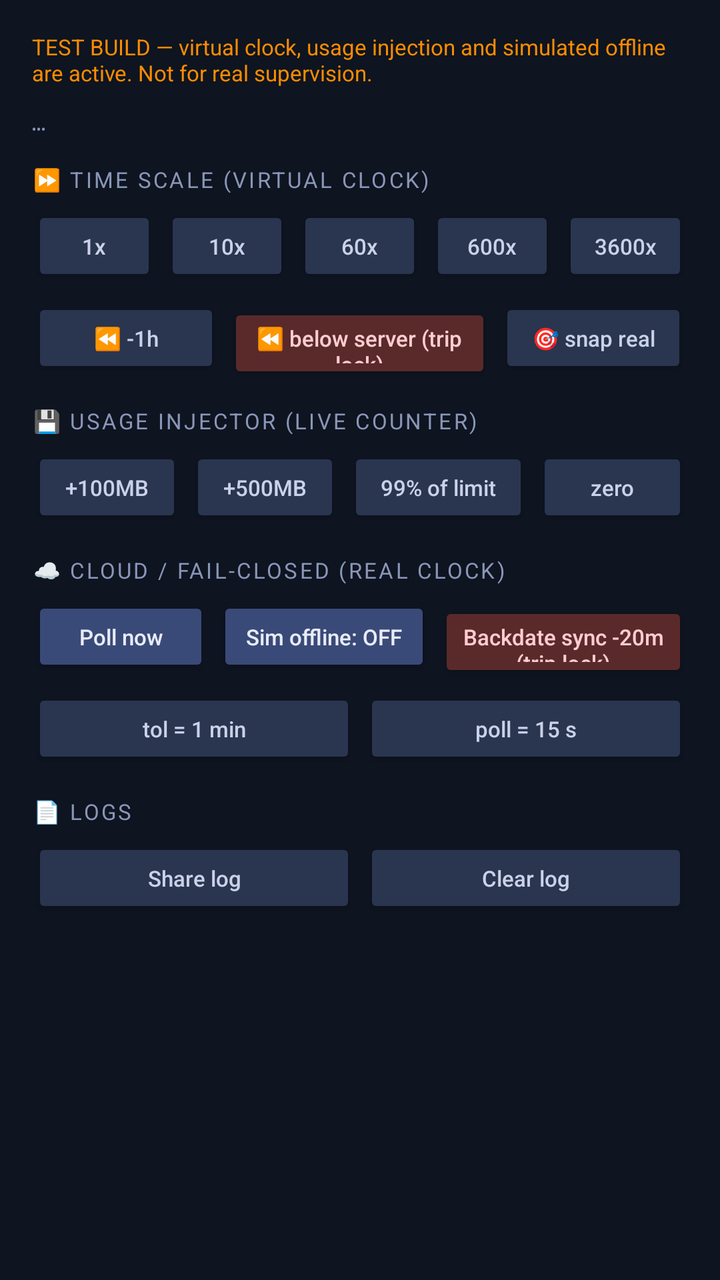
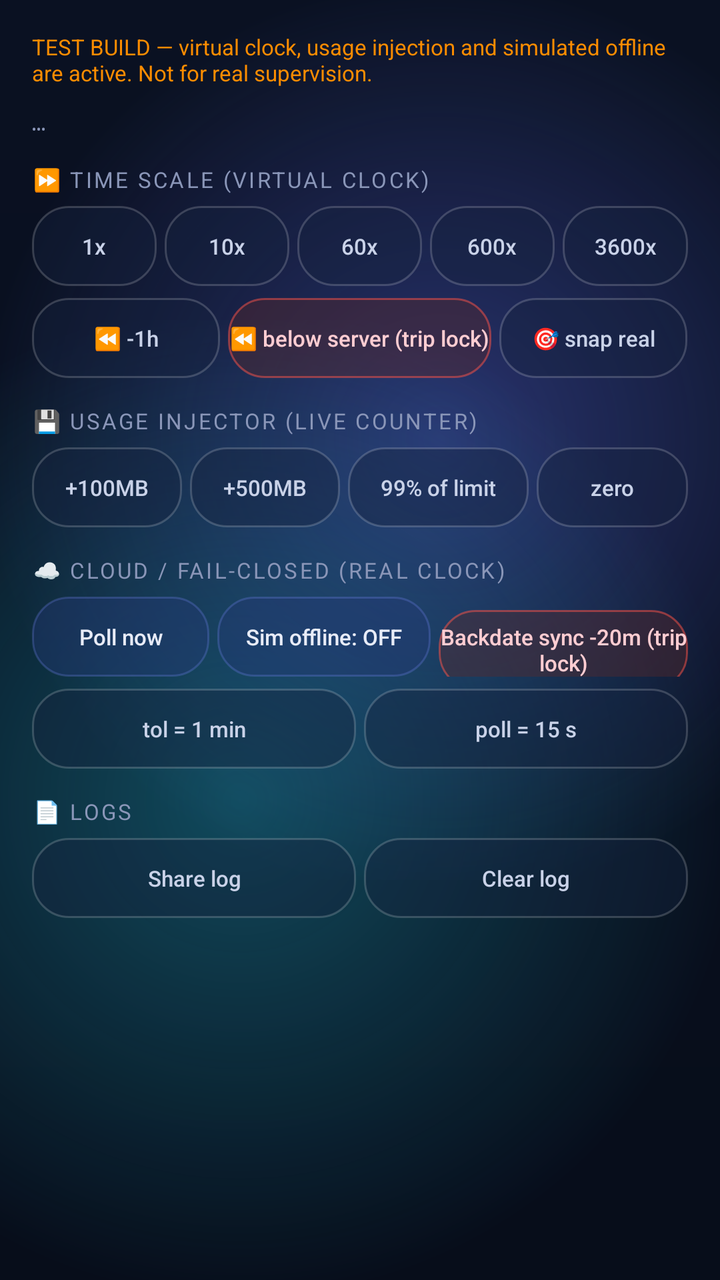

Two renders of the same Android screen: before a commit and after it. Below are the layout's source before the change and the commit's diff.
<!-- AndroidManifest.xml: application theme Theme.DataGuard -->
<!-- res/layout/dialog_test.xml -->
<?xml version="1.0" encoding="utf-8"?>
<ScrollView xmlns:android="http://schemas.android.com/apk/res/android"
    android:layout_width="match_parent"
    android:layout_height="wrap_content"
    android:background="#0E1420">

    <LinearLayout
        android:orientation="vertical"
        android:padding="16dp"
        android:layout_width="match_parent"
        android:layout_height="wrap_content">

        <TextView
            android:layout_width="match_parent"
            android:layout_height="wrap_content"
            android:textSize="11sp"
            android:textColor="#FB8C00"
            android:text="TEST BUILD — virtual clock, usage injection and simulated offline are active. Not for real supervision."/>

        <TextView
            android:id="@+id/tvTestState"
            android:layout_width="match_parent"
            android:layout_height="wrap_content"
            android:layout_marginTop="10dp"
            android:typeface="monospace"
            android:textSize="11sp"
            android:lineSpacingExtra="2dp"
            android:textColor="#8A96B8"
            android:text="…"/>

        
        <TextView
            android:layout_width="wrap_content"
            android:layout_height="wrap_content"
            android:layout_marginTop="14dp"
            android:textSize="11sp"
            android:letterSpacing="0.1"
            android:textAllCaps="true"
            android:textColor="#8A96B8"
            android:text="⏩ Time scale (virtual clock)"/>

        <LinearLayout
            android:orientation="horizontal"
            android:layout_marginTop="6dp"
            android:layout_width="match_parent"
            android:layout_height="wrap_content">

            <Button android:id="@+id/btnTs1" android:layout_width="0dp" android:layout_weight="1"
                android:layout_height="40dp" android:layout_marginEnd="4dp"
                android:backgroundTint="#2A3550" android:textColor="#C9D2E8"
                android:textSize="11sp" android:textAllCaps="false" android:text="1x"/>
            <Button android:id="@+id/btnTs10" android:layout_width="0dp" android:layout_weight="1"
                android:layout_height="40dp" android:layout_marginEnd="4dp"
                android:backgroundTint="#2A3550" android:textColor="#C9D2E8"
                android:textSize="11sp" android:textAllCaps="false" android:text="10x"/>
            <Button android:id="@+id/btnTs60" android:layout_width="0dp" android:layout_weight="1"
                android:layout_height="40dp" android:layout_marginEnd="4dp"
                android:backgroundTint="#2A3550" android:textColor="#C9D2E8"
                android:textSize="11sp" android:textAllCaps="false" android:text="60x"/>
            <Button android:id="@+id/btnTs600" android:layout_width="0dp" android:layout_weight="1"
                android:layout_height="40dp" android:layout_marginEnd="4dp"
                android:backgroundTint="#2A3550" android:textColor="#C9D2E8"
                android:textSize="11sp" android:textAllCaps="false" android:text="600x"/>
            <Button android:id="@+id/btnTs3600" android:layout_width="0dp" android:layout_weight="1"
                android:layout_height="40dp"
                android:backgroundTint="#2A3550" android:textColor="#C9D2E8"
                android:textSize="11sp" android:textAllCaps="false" android:text="3600x"/>
        </LinearLayout>

        <LinearLayout
            android:orientation="horizontal"
            android:layout_marginTop="6dp"
            android:layout_width="match_parent"
            android:layout_height="wrap_content">

            <Button android:id="@+id/btnJumpBack1h" android:layout_width="0dp" android:layout_weight="1"
                android:layout_height="40dp" android:layout_marginEnd="4dp"
                android:backgroundTint="#2A3550" android:textColor="#C9D2E8"
                android:textSize="11sp" android:textAllCaps="false" android:text="⏪ -1h"/>
            <Button android:id="@+id/btnRollbackServer" android:layout_width="0dp" android:layout_weight="1.4"
                android:layout_height="40dp" android:layout_marginEnd="4dp"
                android:backgroundTint="#5A2A2A" android:textColor="#FFCDD2"
                android:textSize="11sp" android:textAllCaps="false" android:text="⏪ below server (trip lock)"/>
            <Button android:id="@+id/btnTsSnap" android:layout_width="0dp" android:layout_weight="1"
                android:layout_height="40dp"
                android:backgroundTint="#2A3550" android:textColor="#C9D2E8"
                android:textSize="11sp" android:textAllCaps="false" android:text="🎯 snap real"/>
        </LinearLayout>

        
        <TextView
            android:layout_width="wrap_content"
            android:layout_height="wrap_content"
            android:layout_marginTop="14dp"
            android:textSize="11sp"
            android:letterSpacing="0.1"
            android:textAllCaps="true"
            android:textColor="#8A96B8"
            android:text="💾 Usage injector (live counter)"/>

        <LinearLayout
            android:orientation="horizontal"
            android:layout_marginTop="6dp"
            android:layout_width="match_parent"
            android:layout_height="wrap_content">

            <Button android:id="@+id/btnAdd100" android:layout_width="0dp" android:layout_weight="1"
                android:layout_height="40dp" android:layout_marginEnd="4dp"
                android:backgroundTint="#2A3550" android:textColor="#C9D2E8"
                android:textSize="11sp" android:textAllCaps="false" android:text="+100MB"/>
            <Button android:id="@+id/btnAdd500" android:layout_width="0dp" android:layout_weight="1"
                android:layout_height="40dp" android:layout_marginEnd="4dp"
                android:backgroundTint="#2A3550" android:textColor="#C9D2E8"
                android:textSize="11sp" android:textAllCaps="false" android:text="+500MB"/>
            <Button android:id="@+id/btnNearLimit" android:layout_width="0dp" android:layout_weight="1.2"
                android:layout_height="40dp" android:layout_marginEnd="4dp"
                android:backgroundTint="#2A3550" android:textColor="#C9D2E8"
                android:textSize="11sp" android:textAllCaps="false" android:text="99% of limit"/>
            <Button android:id="@+id/btnUsage0" android:layout_width="0dp" android:layout_weight="1"
                android:layout_height="40dp"
                android:backgroundTint="#2A3550" android:textColor="#C9D2E8"
                android:textSize="11sp" android:textAllCaps="false" android:text="zero"/>
        </LinearLayout>

        
        <TextView
            android:layout_width="wrap_content"
            android:layout_height="wrap_content"
            android:layout_marginTop="14dp"
            android:textSize="11sp"
            android:letterSpacing="0.1"
            android:textAllCaps="true"
            android:textColor="#8A96B8"
            android:text="☁ Cloud / fail-closed (real clock)"/>

        <LinearLayout
            android:orientation="horizontal"
            android:layout_marginTop="6dp"
            android:layout_width="match_parent"
            android:layout_height="wrap_content">

            <Button android:id="@+id/btnForcePoll" android:layout_width="0dp" android:layout_weight="1"
                android:layout_height="40dp" android:layout_marginEnd="4dp"
                android:backgroundTint="#3A4A78" android:textColor="#E8ECF8"
                android:textSize="11sp" android:textAllCaps="false" android:text="Poll now"/>
            <Button android:id="@+id/btnSimOffline" android:layout_width="0dp" android:layout_weight="1.2"
                android:layout_height="40dp" android:layout_marginEnd="4dp"
                android:backgroundTint="#3A4A78" android:textColor="#E8ECF8"
                android:textSize="11sp" android:textAllCaps="false" android:text="Sim offline: OFF"/>
            <Button android:id="@+id/btnBackdate" android:layout_width="0dp" android:layout_weight="1.4"
                android:layout_height="40dp"
                android:backgroundTint="#5A2A2A" android:textColor="#FFCDD2"
                android:textSize="11sp" android:textAllCaps="false" android:text="Backdate sync -20m (trip lock)"/>
        </LinearLayout>

        <LinearLayout
            android:orientation="horizontal"
            android:layout_marginTop="6dp"
            android:layout_width="match_parent"
            android:layout_height="wrap_content">

            <Button android:id="@+id/btnTol1" android:layout_width="0dp" android:layout_weight="1"
                android:layout_height="40dp" android:layout_marginEnd="4dp"
                android:backgroundTint="#2A3550" android:textColor="#C9D2E8"
                android:textSize="11sp" android:textAllCaps="false" android:text="tol = 1 min"/>
            <Button android:id="@+id/btnPoll15" android:layout_width="0dp" android:layout_weight="1"
                android:layout_height="40dp"
                android:backgroundTint="#2A3550" android:textColor="#C9D2E8"
                android:textSize="11sp" android:textAllCaps="false" android:text="poll = 15 s"/>
        </LinearLayout>

        
        <TextView
            android:layout_width="wrap_content"
            android:layout_height="wrap_content"
            android:layout_marginTop="14dp"
            android:textSize="11sp"
            android:letterSpacing="0.1"
            android:textAllCaps="true"
            android:textColor="#8A96B8"
            android:text="📄 Logs"/>

        <LinearLayout
            android:orientation="horizontal"
            android:layout_marginTop="6dp"
            android:layout_width="match_parent"
            android:layout_height="wrap_content">

            <Button android:id="@+id/btnShareLog" android:layout_width="0dp" android:layout_weight="1"
                android:layout_height="40dp" android:layout_marginEnd="4dp"
                android:backgroundTint="#2A3550" android:textColor="#C9D2E8"
                android:textSize="11sp" android:textAllCaps="false" android:text="Share log"/>
            <Button android:id="@+id/btnClearLog" android:layout_width="0dp" android:layout_weight="1"
                android:layout_height="40dp"
                android:backgroundTint="#2A3550" android:textColor="#C9D2E8"
                android:textSize="11sp" android:textAllCaps="false" android:text="Clear log"/>
        </LinearLayout>
    </LinearLayout>
</ScrollView>
<!-- resources referenced by this layout -->
<resources>
  <style name="Theme.DataGuard" parent="Theme.AppCompat.DayNight.NoActionBar" />
</resources>

<!-- the commit's change to res/layout/dialog_test.xml (unified diff, before → after) -->
@@ -1,8 +1,7 @@
 <?xml version="1.0" encoding="utf-8"?>
 <ScrollView xmlns:android="http://schemas.android.com/apk/res/android"
     android:layout_width="match_parent"
-    android:layout_height="wrap_content"
-    android:background="#0E1420">
+    android:layout_height="wrap_content">
 
     <LinearLayout
         android:orientation="vertical"
@@ -14,7 +13,7 @@
             android:layout_width="match_parent"
             android:layout_height="wrap_content"
             android:textSize="11sp"
-            android:textColor="#FB8C00"
+            android:textColor="#FFFB8C00"
             android:text="TEST BUILD — virtual clock, usage injection and simulated offline are active. Not for real supervision."/>
 
         <TextView
@@ -25,7 +24,7 @@
             android:typeface="monospace"
             android:textSize="11sp"
             android:lineSpacingExtra="2dp"
-            android:textColor="#8A96B8"
+            android:textColor="@color/g_txt2"
             android:text="…"/>
 
         
@@ -36,7 +35,7 @@
             android:textSize="11sp"
             android:letterSpacing="0.1"
             android:textAllCaps="true"
-            android:textColor="#8A96B8"
+            android:textColor="@color/g_txt2"
             android:text="⏩ Time scale (virtual clock)"/>
 
         <LinearLayout
@@ -47,23 +46,23 @@
 
             <Button android:id="@+id/btnTs1" android:layout_width="0dp" android:layout_weight="1"
                 android:layout_height="40dp" android:layout_marginEnd="4dp"
-                android:backgroundTint="#2A3550" android:textColor="#C9D2E8"
+                android:background="@drawable/btn_glass" android:textColor="#FFC9D2E8"
                 android:textSize="11sp" android:textAllCaps="false" android:text="1x"/>
             <Button android:id="@+id/btnTs10" android:layout_width="0dp" android:layout_weight="1"
                 android:layout_height="40dp" android:layout_marginEnd="4dp"
-                android:backgroundTint="#2A3550" android:textColor="#C9D2E8"
+                android:background="@drawable/btn_glass" android:textColor="#FFC9D2E8"
                 android:textSize="11sp" android:textAllCaps="false" android:text="10x"/>
             <Button android:id="@+id/btnTs60" android:layout_width="0dp" android:layout_weight="1"
                 android:layout_height="40dp" android:layout_marginEnd="4dp"
-                android:backgroundTint="#2A3550" android:textColor="#C9D2E8"
+                android:background="@drawable/btn_glass" android:textColor="#FFC9D2E8"
                 android:textSize="11sp" android:textAllCaps="false" android:text="60x"/>
             <Button android:id="@+id/btnTs600" android:layout_width="0dp" android:layout_weight="1"
                 android:layout_height="40dp" android:layout_marginEnd="4dp"
-                android:backgroundTint="#2A3550" android:textColor="#C9D2E8"
+                android:background="@drawable/btn_glass" android:textColor="#FFC9D2E8"
                 android:textSize="11sp" android:textAllCaps="false" android:text="600x"/>
             <Button android:id="@+id/btnTs3600" android:layout_width="0dp" android:layout_weight="1"
                 android:layout_height="40dp"
-                android:backgroundTint="#2A3550" android:textColor="#C9D2E8"
+                android:background="@drawable/btn_glass" android:textColor="#FFC9D2E8"
                 android:textSize="11sp" android:textAllCaps="false" android:text="3600x"/>
         </LinearLayout>
 
@@ -75,15 +74,15 @@
 
             <Button android:id="@+id/btnJumpBack1h" android:layout_width="0dp" android:layout_weight="1"
                 android:layout_height="40dp" android:layout_marginEnd="4dp"
-                android:backgroundTint="#2A3550" android:textColor="#C9D2E8"
+                android:background="@drawable/btn_glass" android:textColor="#FFC9D2E8"
                 android:textSize="11sp" android:textAllCaps="false" android:text="⏪ -1h"/>
             <Button android:id="@+id/btnRollbackServer" android:layout_width="0dp" android:layout_weight="1.4"
                 android:layout_height="40dp" android:layout_marginEnd="4dp"
-                android:backgroundTint="#5A2A2A" android:textColor="#FFCDD2"
+                android:background="@drawable/btn_danger" android:textColor="#FFFFCDD2"
                 android:textSize="11sp" android:textAllCaps="false" android:text="⏪ below server (trip lock)"/>
             <Button android:id="@+id/btnTsSnap" android:layout_width="0dp" android:layout_weight="1"
                 android:layout_height="40dp"
-                android:backgroundTint="#2A3550" android:textColor="#C9D2E8"
+                android:background="@drawable/btn_glass" android:textColor="#FFC9D2E8"
                 android:textSize="11sp" android:textAllCaps="false" android:text="🎯 snap real"/>
         </LinearLayout>
 
@@ -95,7 +94,7 @@
             android:textSize="11sp"
             android:letterSpacing="0.1"
             android:textAllCaps="true"
-            android:textColor="#8A96B8"
+            android:textColor="@color/g_txt2"
             android:text="💾 Usage injector (live counter)"/>
 
         <LinearLayout
@@ -106,19 +105,19 @@
 
             <Button android:id="@+id/btnAdd100" android:layout_width="0dp" android:layout_weight="1"
                 android:layout_height="40dp" android:layout_marginEnd="4dp"
-                android:backgroundTint="#2A3550" android:textColor="#C9D2E8"
+                android:background="@drawable/btn_glass" android:textColor="#FFC9D2E8"
                 android:textSize="11sp" android:textAllCaps="false" android:text="+100MB"/>
             <Button android:id="@+id/btnAdd500" android:layout_width="0dp" android:layout_weight="1"
                 android:layout_height="40dp" android:layout_marginEnd="4dp"
-                android:backgroundTint="#2A3550" android:textColor="#C9D2E8"
+                android:background="@drawable/btn_glass" android:textColor="#FFC9D2E8"
                 android:textSize="11sp" android:textAllCaps="false" android:text="+500MB"/>
             <Button android:id="@+id/btnNearLimit" android:layout_width="0dp" android:layout_weight="1.2"
                 android:layout_height="40dp" android:layout_marginEnd="4dp"
-                android:backgroundTint="#2A3550" android:textColor="#C9D2E8"
+                android:background="@drawable/btn_glass" android:textColor="#FFC9D2E8"
                 android:textSize="11sp" android:textAllCaps="false" android:text="99% of limit"/>
             <Button android:id="@+id/btnUsage0" android:layout_width="0dp" android:layout_weight="1"
                 android:layout_height="40dp"
-                android:backgroundTint="#2A3550" android:textColor="#C9D2E8"
+                android:background="@drawable/btn_glass" android:textColor="#FFC9D2E8"
                 android:textSize="11sp" android:textAllCaps="false" android:text="zero"/>
         </LinearLayout>
 
@@ -130,7 +129,7 @@
             android:textSize="11sp"
             android:letterSpacing="0.1"
             android:textAllCaps="true"
-            android:textColor="#8A96B8"
+            android:textColor="@color/g_txt2"
             android:text="☁ Cloud / fail-closed (real clock)"/>
 
         <LinearLayout
@@ -141,15 +140,15 @@
 
             <Button android:id="@+id/btnForcePoll" android:layout_width="0dp" android:layout_weight="1"
                 android:layout_height="40dp" android:layout_marginEnd="4dp"
-                android:backgroundTint="#3A4A78" android:textColor="#E8ECF8"
+                android:background="@drawable/btn_cloud" android:textColor="@color/g_txt"
                 android:textSize="11sp" android:textAllCaps="false" android:text="Poll now"/>
             <Button android:id="@+id/btnSimOffline" android:layout_width="0dp" android:layout_weight="1.2"
                 android:layout_height="40dp" android:layout_marginEnd="4dp"
-                android:backgroundTint="#3A4A78" android:textColor="#E8ECF8"
+                android:background="@drawable/btn_cloud" android:textColor="@color/g_txt"
                 android:textSize="11sp" android:textAllCaps="false" android:text="Sim offline: OFF"/>
             <Button android:id="@+id/btnBackdate" android:layout_width="0dp" android:layout_weight="1.4"
                 android:layout_height="40dp"
-                android:backgroundTint="#5A2A2A" android:textColor="#FFCDD2"
+                android:background="@drawable/btn_danger" android:textColor="#FFFFCDD2"
                 android:textSize="11sp" android:textAllCaps="false" android:text="Backdate sync -20m (trip lock)"/>
         </LinearLayout>
 
@@ -161,11 +160,11 @@
 
             <Button android:id="@+id/btnTol1" android:layout_width="0dp" android:layout_weight="1"
                 android:layout_height="40dp" android:layout_marginEnd="4dp"
-                android:backgroundTint="#2A3550" android:textColor="#C9D2E8"
+                android:background="@drawable/btn_glass" android:textColor="#FFC9D2E8"
                 android:textSize="11sp" android:textAllCaps="false" android:text="tol = 1 min"/>
             <Button android:id="@+id/btnPoll15" android:layout_width="0dp" android:layout_weight="1"
                 android:layout_height="40dp"
-                android:backgroundTint="#2A3550" android:textColor="#C9D2E8"
+                android:background="@drawable/btn_glass" android:textColor="#FFC9D2E8"
                 android:textSize="11sp" android:textAllCaps="false" android:text="poll = 15 s"/>
         </LinearLayout>
 
@@ -177,7 +176,7 @@
             android:textSize="11sp"
             android:letterSpacing="0.1"
             android:textAllCaps="true"
-            android:textColor="#8A96B8"
+            android:textColor="@color/g_txt2"
             android:text="📄 Logs"/>
 
         <LinearLayout
@@ -188,11 +187,11 @@
 
             <Button android:id="@+id/btnShareLog" android:layout_width="0dp" android:layout_weight="1"
                 android:layout_height="40dp" android:layout_marginEnd="4dp"
-                android:backgroundTint="#2A3550" android:textColor="#C9D2E8"
+                android:background="@drawable/btn_glass" android:textColor="#FFC9D2E8"
                 android:textSize="11sp" android:textAllCaps="false" android:text="Share log"/>
             <Button android:id="@+id/btnClearLog" android:layout_width="0dp" android:layout_weight="1"
                 android:layout_height="40dp"
-                android:backgroundTint="#2A3550" android:textColor="#C9D2E8"
+                android:background="@drawable/btn_glass" android:textColor="#FFC9D2E8"
                 android:textSize="11sp" android:textAllCaps="false" android:text="Clear log"/>
         </LinearLayout>
     </LinearLayout>
<!-- resource entries referenced after the edit -->
@@ -1,5 +1,98 @@
 <!-- resources referenced by this layout -->
 <resources>
-  <style name="Theme.DataGuard" parent="Theme.AppCompat.DayNight.NoActionBar" />
+  <color name="g_txt">#FFE8ECF8</color>
+  <color name="g_txt2">#FF8A96B8</color>
+  <!-- drawable btn_cloud (drawable) -->
+  <?xml version="1.0" encoding="utf-8"?>
+  <ripple xmlns:android="http://schemas.android.com/apk/res/android"
+      android:color="#33FFFFFF">
+      <item>
+          <shape android:shape="rectangle">
+              <corners android:radius="18dp"/>
+              <solid android:color="#66233775"/>
+              <stroke android:width="1dp" android:color="#407C8CFF"/>
+          </shape>
+      </item>
+  </ripple>
+  <!-- drawable btn_danger (drawable) -->
+  <?xml version="1.0" encoding="utf-8"?>
+  <ripple xmlns:android="http://schemas.android.com/apk/res/android"
+      android:color="#40FFCDD2">
+      <item>
+          <shape android:shape="rectangle">
+              <corners android:radius="18dp"/>
+              <solid android:color="#665A2A2A"/>
+              <stroke android:width="1dp" android:color="#80FF5449"/>
+          </shape>
+      </item>
+  </ripple>
+  <!-- drawable btn_glass (drawable) -->
+  <?xml version="1.0" encoding="utf-8"?>
+  <ripple xmlns:android="http://schemas.android.com/apk/res/android"
+      android:color="#33FFFFFF">
+      <item>
+          <shape android:shape="rectangle">
+              <corners android:radius="18dp"/>
+              <solid android:color="#6616213C"/>
+              <stroke android:width="1dp" android:color="@color/g_stroke"/>
+          </shape>
+      </item>
+  </ripple>
+  <style name="Theme.DataGuard" parent="Theme.AppCompat.DayNight.NoActionBar">
+          <item name="android:windowBackground">@drawable/bg_glow</item>
+          <item name="android:statusBarColor">@color/g_bg</item>
+          <item name="android:navigationBarColor">@color/g_bg</item>
+          <item name="android:windowLightStatusBar">false</item>
+          <item name="android:textColor">@color/g_txt</item>
+          <item name="android:textColorPrimary">@color/g_txt</item>
+          <item name="android:textColorSecondary">@color/g_txt2</item>
+          <item name="android:colorAccent">@color/g_acc</item>
+          <item name="colorAccent">@color/g_acc</item>
+          <item name="android:colorControlActivated">@color/g_acc</item>
+          <item name="colorControlActivated">@color/g_acc</item>
+          <item name="android:colorControlNormal">@color/g_txt3</item>
+      </style>
+  <color name="g_stroke">#2EFFFFFF</color>
+  <!-- drawable bg_glow (drawable) -->
+  <?xml version="1.0" encoding="utf-8"?>
+  <layer-list xmlns:android="http://schemas.android.com/apk/res/android">
+      <item>
+          <shape android:shape="rectangle">
+              <gradient
+                  android:angle="270"
+                  android:startColor="@color/g_bg_top"
+                  android:endColor="@color/g_bg"
+                  android:type="linear"/>
+          </shape>
+      </item>
+      <item
+          android:gravity="top|start"
+          android:width="440dp"
+          android:height="440dp">
+          <shape android:shape="rectangle">
+              <gradient
+                  android:type="radial"
+                  android:gradientRadius="230dp"
+                  android:startColor="#665869E8"
+                  android:endColor="#005869E8"/>
+          </shape>
+      </item>
+      <item
+          android:gravity="bottom|end"
+          android:width="480dp"
+          android:height="480dp">
+          <shape android:shape="rectangle">
+              <gradient
+                  android:type="radial"
+                  android:gradientRadius="250dp"
+                  android:startColor="#4D22D3EE"
+                  android:endColor="#0022D3EE"/>
+          </shape>
+      </item>
+  </layer-list>
+  <color name="g_bg">#FF070D1A</color>
+  <color name="g_acc">#FF7C8CFF</color>
+  <color name="g_txt3">#FF5A6684</color>
+  <color name="g_bg_top">#FF0A1122</color>
 </resources>
 
